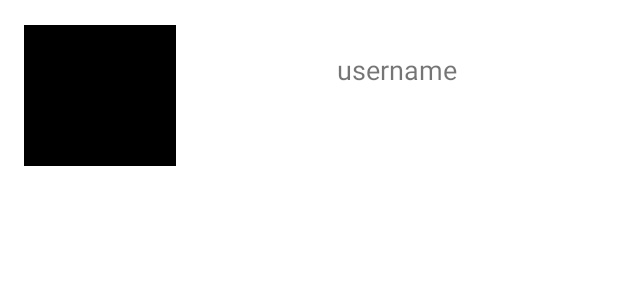
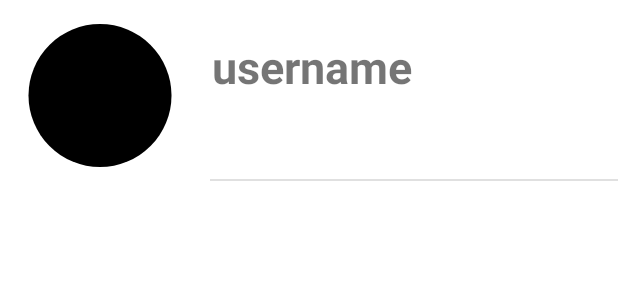
Before and after one commit to leclerc162003/imi_app, an Android app: the layout chats_page_viewholder.xml on its own in the app's theme, with its tools: preview values and no code run, on a phone screen of 412 x 824 dp. Shown: the top 300 px of the screen. Run offline under Robolectric (Android 15) with nearby library versions, the light colour scheme and no system bars; Roboto replaces fonts that are not available here.

Commit message:
Update the chat page interface

```diff
--- a/app/src/main/java/sg/edu/np/imiapp/Chats_Page.java
+++ b/app/src/main/java/sg/edu/np/imiapp/Chats_Page.java
@@ -9,6 +9,7 @@ import android.content.SharedPreferences;
 import android.os.Bundle;
 import android.util.Log;
 import android.view.View;
+import android.view.Window;
 import android.widget.LinearLayout;
 import android.widget.TextView;
 
@@ -35,6 +36,8 @@ public class Chats_Page extends AppCompatActivity {
     @Override
     protected void onCreate(Bundle savedInstanceState) {
         super.onCreate(savedInstanceState);
+        requestWindowFeature(Window.FEATURE_NO_TITLE);
+        getSupportActionBar().hide();
         setContentView(R.layout.activity_chatpage);
         mAuth = FirebaseAuth.getInstance();
         mAuth.getCurrentUser();
--- a/app/src/main/java/sg/edu/np/imiapp/Signin.java
+++ b/app/src/main/java/sg/edu/np/imiapp/Signin.java
@@ -12,6 +12,7 @@ import android.view.View;
 import android.view.Window;
 import android.view.WindowManager;
 import android.widget.CheckBox;
+import android.widget.CompoundButton;
 import android.widget.ProgressBar;
 import android.widget.TextView;
 import android.widget.Toast;
--- a/app/src/main/res/layout/chats_page_viewholder.xml
+++ b/app/src/main/res/layout/chats_page_viewholder.xml
@@ -5,7 +5,7 @@
     android:layout_width="match_parent"
     android:layout_height="wrap_content">
 
-    <ImageView
+    <de.hdodenhof.circleimageview.CircleImageView
         android:id="@+id/usersPFP"
         android:layout_width="101dp"
         android:layout_height="95dp"
@@ -19,10 +19,11 @@
         android:id="@+id/chatUsername"
         android:layout_width="wrap_content"
         android:layout_height="wrap_content"
-        android:layout_marginTop="18dp"
+        android:layout_marginStart="24dp"
+        android:layout_marginTop="8dp"
         android:text="username"
-        android:textSize="18sp"
-        app:layout_constraintEnd_toEndOf="parent"
+        android:textSize="30sp"
+        android:textStyle="bold"
         app:layout_constraintStart_toEndOf="@+id/usersPFP"
         app:layout_constraintTop_toTopOf="@+id/usersPFP" />
 
@@ -30,9 +31,20 @@
         android:id="@+id/chatLM"
         android:layout_width="wrap_content"
         android:layout_height="wrap_content"
+        android:layout_marginStart="24dp"
         android:layout_marginTop="16dp"
         android:textSize="18sp"
-        app:layout_constraintEnd_toEndOf="parent"
         app:layout_constraintStart_toEndOf="@+id/usersPFP"
         app:layout_constraintTop_toBottomOf="@+id/chatUsername" />
+
+    <View
+        android:id="@+id/divider9"
+        android:layout_width="match_parent"
+        android:layout_height="1dp"
+        android:layout_marginStart="140dp"
+        android:layout_marginTop="8dp"
+        android:background="?android:attr/listDivider"
+        app:layout_constraintEnd_toEndOf="parent"
+        app:layout_constraintStart_toStartOf="parent"
+        app:layout_constraintTop_toBottomOf="@+id/usersPFP" />
 </androidx.constraintlayout.widget.ConstraintLayout>
```
Also changed, not shown: app/src/main/res/layout/activity_chatpage.xml (+19 -9 lines).
